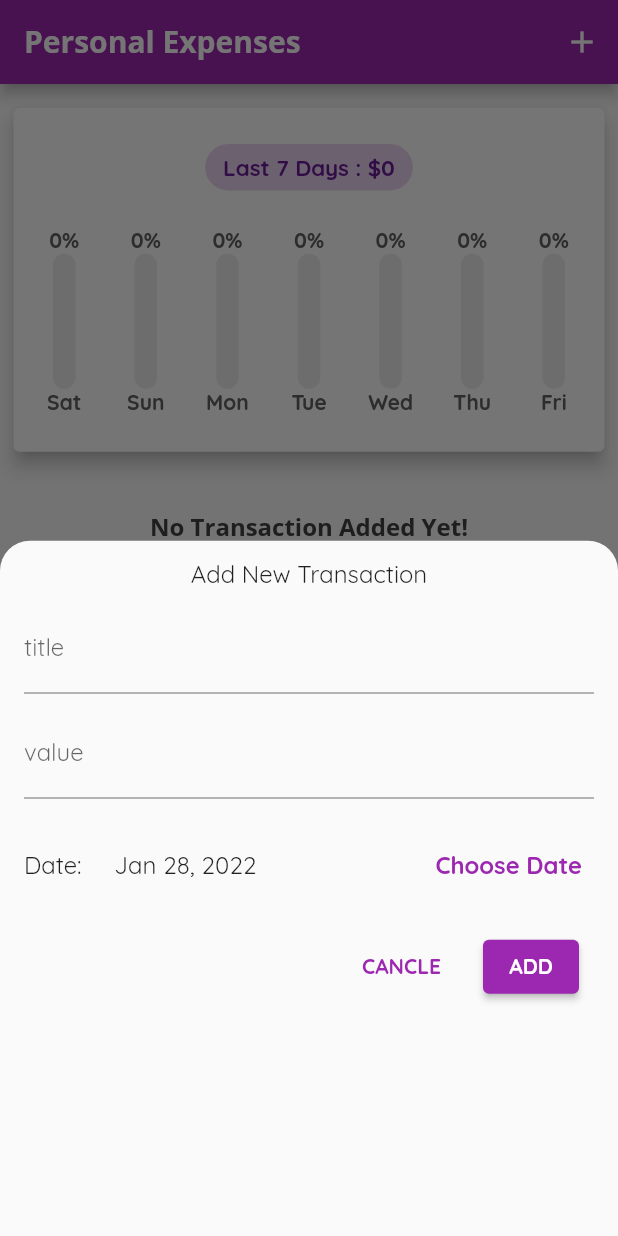
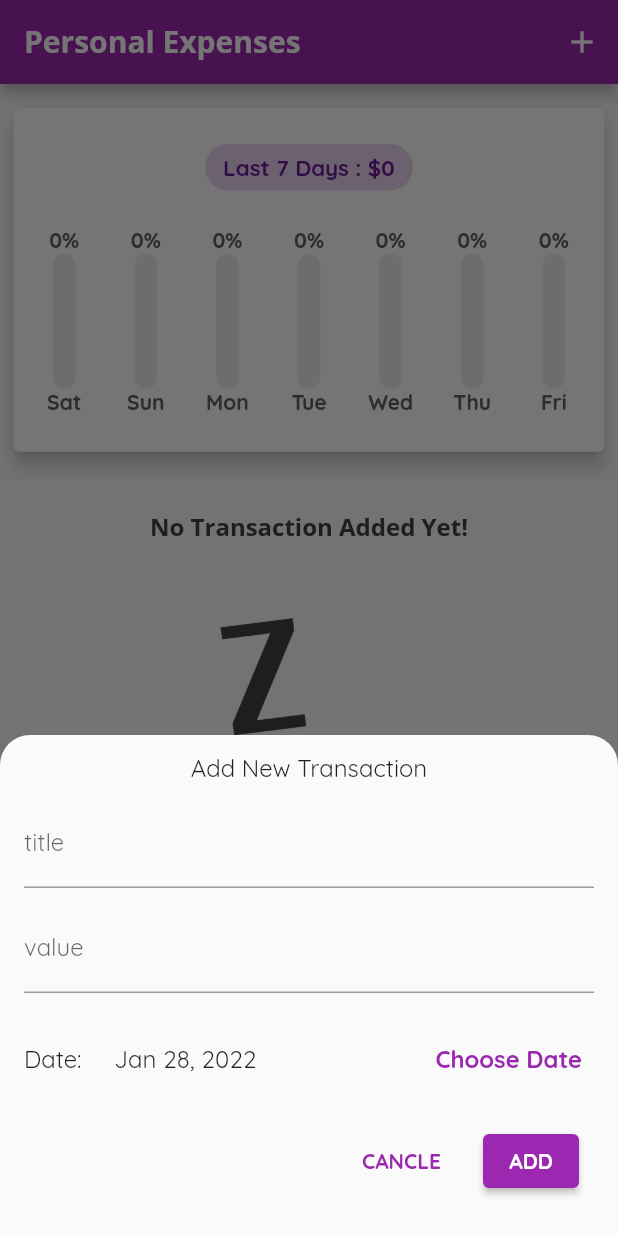
Before and after one commit to hosseinvejdani/simple_expenses_planner_en, a Flutter app: the screen it shows after launch, after a tap on the "add" icon, on a phone screen of 412 x 824 dp. Run offline on Flutter 3.47's test engine with Material 2 defaults, Android fonts, the phone set to English and light mode, and no system bars; our stand-ins replace get.

Commit message:
some little chenge, make move up modalbottomsheet when keyboard appeared in screen

```diff
--- a/lib/screens/home_page.dart
+++ b/lib/screens/home_page.dart
@@ -12,6 +12,7 @@ class HomePage extends StatelessWidget {
 
   void startAddNewTransaction(BuildContext context) {
     showModalBottomSheet(
+      isScrollControlled: true,
       context: context,
       builder: (context) {
         return NewTransactionForm();
--- a/lib/widgets/new_transaction_form.dart
+++ b/lib/widgets/new_transaction_form.dart
@@ -13,9 +13,12 @@ class NewTransactionForm extends StatelessWidget {
   @override
   Widget build(BuildContext context) {
     return Container(
-      padding: EdgeInsets.symmetric(vertical: 6, horizontal: 16),
+      padding: const EdgeInsets.symmetric(vertical: 6, horizontal: 16),
       width: double.infinity,
+      child: Padding(
+        padding: MediaQuery.of(context).viewInsets,
         child: Column(
+          mainAxisSize: MainAxisSize.min,
           children: [
             Padding(
               padding: const EdgeInsets.only(top: 6, bottom: 10),
@@ -94,7 +97,11 @@ class NewTransactionForm extends StatelessWidget {
                 ),
               ],
             ),
+            SizedBox(
+              height: 20,
+            ),
           ],
+        ),
       ),
     );
   }
```
Lines whose indentation alone changed are shown as unchanged.
